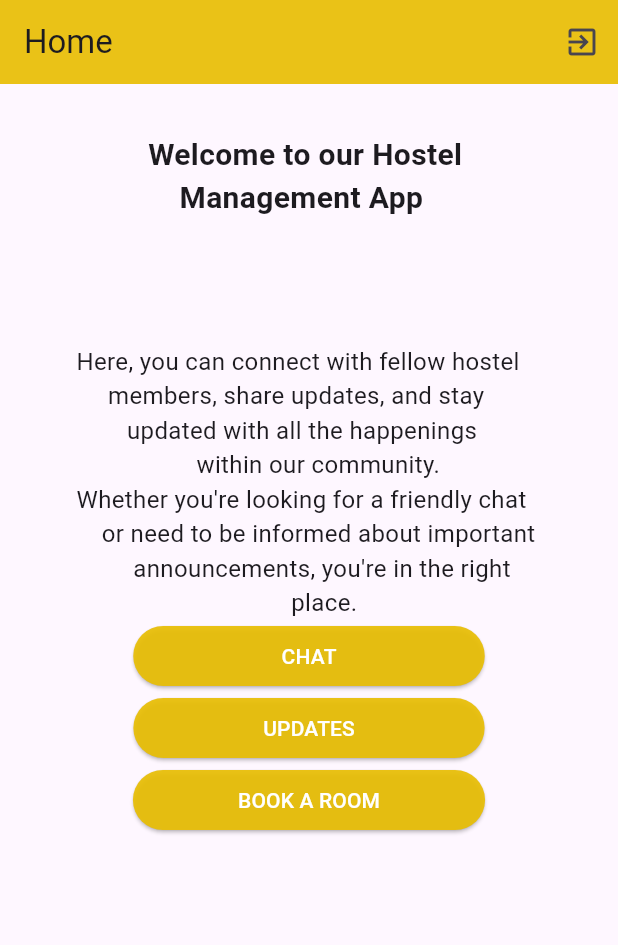
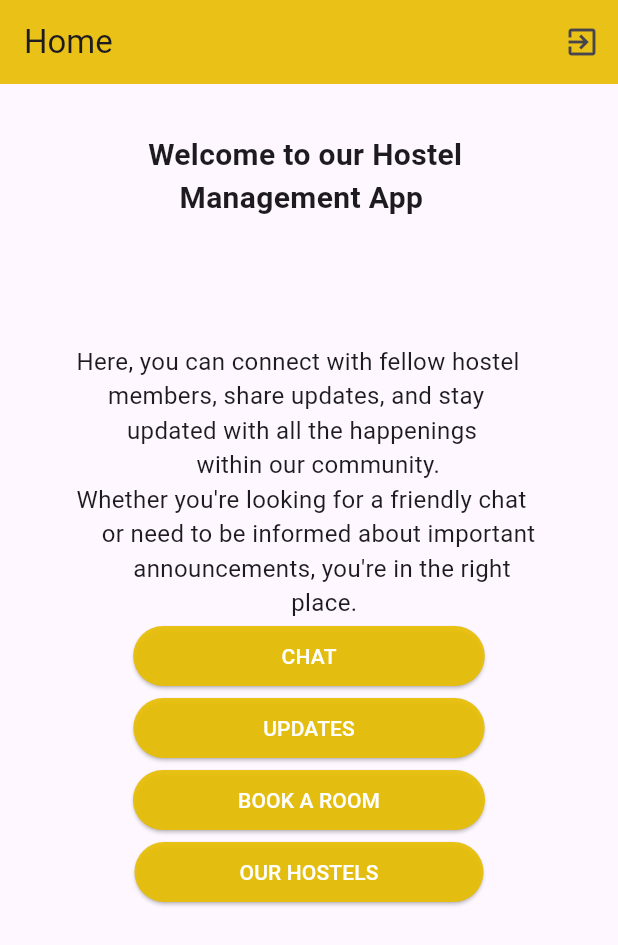
Before and after one commit to jayjr36/hostelchat_app, a Flutter app: the screen it shows once a user with an empty profile is signed in, on a phone screen of 412 x 824 dp. Shown: the top 945 px of the screen. Run offline on Flutter 3.47's test engine with Material 3 defaults, Android fonts, the phone set to English and light mode, and no system bars; our stand-ins replace cloud_firestore, firebase_auth, firebase_core, loading_overlay; accounts and stored records are empty; network calls fail.

Commit message:
bugs fix

```diff
--- a/lib/home.dart
+++ b/lib/home.dart
@@ -3,6 +3,7 @@ import 'package:flutter/material.dart';
 import 'package:hostelchat/applicationpage.dart';
 import 'package:hostelchat/chatctrl.dart';
 import 'package:hostelchat/chatpage.dart';
+import 'package:hostelchat/hostelprofile.dart';
 import 'package:hostelchat/main.dart';
 import 'package:hostelchat/updatespage.dart';
 
@@ -98,7 +99,20 @@ class _HomeState extends State<Home> {
                     padding: EdgeInsets.symmetric(horizontal: w * 0.17)),
                 child: const Text('BOOK A ROOM', style: TextStyle(color: Colors.white),),
               ),
+            ),
+                         Center(
+              child: ElevatedButton(
+                onPressed: () {
+                  Navigator.of(context).push(MaterialPageRoute(
+                      builder: ((context) => HostelPage())));
+                },
+                style: ElevatedButton.styleFrom(
+                    backgroundColor: const  Color.fromARGB(236, 232, 190, 4),
+                    padding: EdgeInsets.symmetric(horizontal: w * 0.17)),
+                child: const Text('OUR HOSTELS', style: TextStyle(color: Colors.white),),
+              ),
             )
+
           ],
         ),
       ),
```
Also changed, not shown: assets/logo.png.
